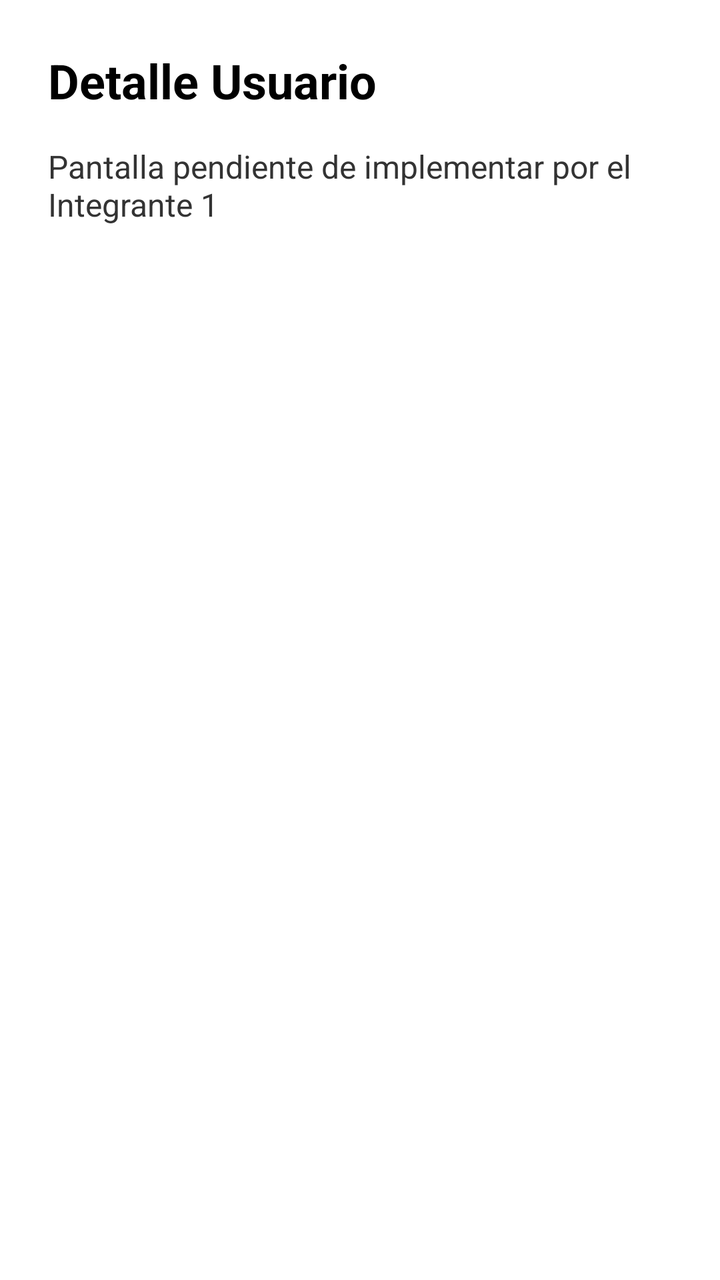
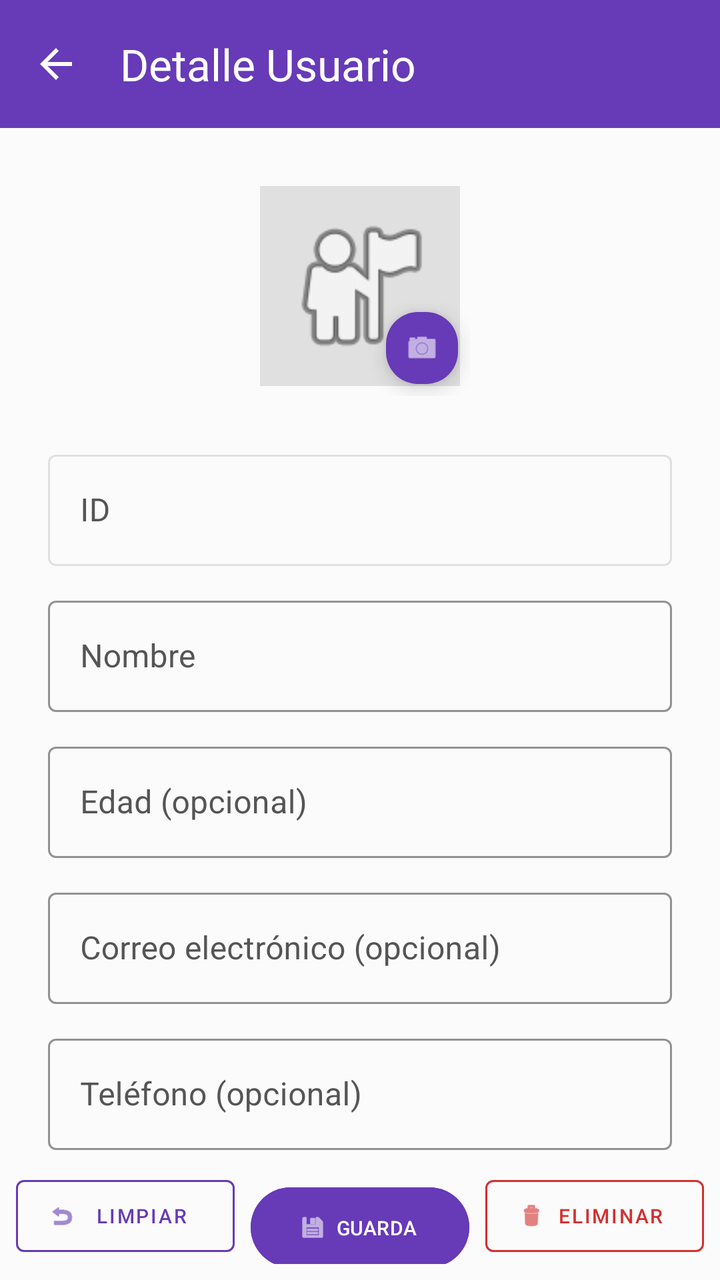

The first picture is an Android layout as it rendered before a commit; the second is the same layout after the commit. The layout source and the unified diff follow.
<!-- AndroidManifest.xml: application theme Theme.BluePrint -->
<!-- res/layout/activity_detalle_usuario.xml -->
<?xml version="1.0" encoding="utf-8"?>
<LinearLayout xmlns:android="http://schemas.android.com/apk/res/android"
    android:layout_width="match_parent"
    android:layout_height="match_parent"
    android:orientation="vertical"
    android:padding="24dp"
    android:background="#FFFFFF">

    <TextView
        android:id="@+id/tvTituloDetalle"
        android:layout_width="match_parent"
        android:layout_height="wrap_content"
        android:text="Detalle Usuario"
        android:textSize="24sp"
        android:textStyle="bold"
        android:textColor="#000000" />

    <TextView
        android:layout_width="match_parent"
        android:layout_height="wrap_content"
        android:text="Pantalla pendiente de implementar por el Integrante 1"
        android:textSize="16sp"
        android:textColor="#333333"
        android:paddingTop="16dp" />

</LinearLayout>
<!-- resources referenced by this layout -->
<resources>
  <style name="Theme.BluePrint" parent="Base.Theme.BluePrint" />
  <style name="Base.Theme.BluePrint" parent="Theme.Material3.DayNight.NoActionBar">
          
          
      </style>
</resources>

<!-- the commit's change to res/layout/activity_detalle_usuario.xml (unified diff, before → after) -->
@@ -1,26 +1,280 @@
 <?xml version="1.0" encoding="utf-8"?>
-<LinearLayout xmlns:android="http://schemas.android.com/apk/res/android"
+<androidx.constraintlayout.widget.ConstraintLayout
+    xmlns:android="http://schemas.android.com/apk/res/android"
+    xmlns:app="http://schemas.android.com/apk/res-auto"
+    xmlns:tools="http://tools.android.com/tools"
     android:layout_width="match_parent"
     android:layout_height="match_parent"
-    android:orientation="vertical"
-    android:padding="24dp"
-    android:background="#FFFFFF">
-
-    <TextView
-        android:id="@+id/tvTituloDetalle"
+    android:background="#FBFBFB"
+    tools:context=".DetalleUsuarioActivity">
+
+    <com.google.android.material.appbar.MaterialToolbar
+        android:id="@+id/toolbar"
+        android:layout_width="match_parent"
+        android:layout_height="?attr/actionBarSize"
+        android:background="#673AB7"
+        android:theme="@style/ThemeOverlay.MaterialComponents.Dark.ActionBar"
+        app:title="Detalle Usuario"
+        app:navigationIcon="?attr/homeAsUpIndicator"
+        app:layout_constraintTop_toTopOf="parent"
+        app:layout_constraintStart_toStartOf="parent"
+        app:layout_constraintEnd_toEndOf="parent" />
+
+    <androidx.core.widget.NestedScrollView
+        android:id="@+id/nestedScrollView"
+        android:layout_width="match_parent"
+        android:layout_height="0dp"
+        android:fillViewport="true"
+        app:layout_constraintTop_toBottomOf="@id/toolbar"
+        app:layout_constraintBottom_toTopOf="@id/layoutButtons"
+        app:layout_constraintStart_toStartOf="parent"
+        app:layout_constraintEnd_toEndOf="parent">
+
+        <androidx.constraintlayout.widget.ConstraintLayout
+            android:layout_width="match_parent"
+            android:layout_height="wrap_content"
+            android:padding="24dp">
+
+            <FrameLayout
+                android:id="@+id/frameAvatar"
+                android:layout_width="110dp"
+                android:layout_height="110dp"
+                app:layout_constraintTop_toTopOf="parent"
+                app:layout_constraintStart_toStartOf="parent"
+                app:layout_constraintEnd_toEndOf="parent">
+
+                <ImageView
+                    android:id="@+id/imgAvatar"
+                    android:layout_width="100dp"
+                    android:layout_height="100dp"
+                    android:layout_gravity="center"
+                    android:scaleType="centerCrop"
+                    android:src="@android:drawable/ic_menu_myplaces"
+                    android:background="#E0E0E0"
+                    android:padding="10dp" />
+
+                <com.google.android.material.floatingactionbutton.FloatingActionButton
+                    android:id="@+id/fabCamera"
+                    android:layout_width="wrap_content"
+                    android:layout_height="wrap_content"
+                    android:layout_gravity="bottom|end"
+                    android:contentDescription="Cambiar foto"
+                    android:src="@android:drawable/ic_menu_camera"
+                    app:fabCustomSize="36dp"
+                    app:maxImageSize="18dp"
+                    app:backgroundTint="#673AB7"
+                    app:tint="@android:color/white" />
+            </FrameLayout>
+
+            <com.google.android.material.textfield.TextInputLayout
+                android:id="@+id/tilId"
+                style="@style/Widget.MaterialComponents.TextInputLayout.OutlinedBox"
+                android:layout_width="match_parent"
+                android:layout_height="wrap_content"
+                android:layout_marginTop="24dp"
+                android:hint="ID"
+                android:enabled="false"
+                android:textColorHint="#555555"
+                app:layout_constraintTop_toBottomOf="@id/frameAvatar"
+                app:layout_constraintStart_toStartOf="parent"
+                app:layout_constraintEnd_toEndOf="parent">
+
+                <com.google.android.material.textfield.TextInputEditText
+                    android:id="@+id/etId"
+                    android:layout_width="match_parent"
+                    android:layout_height="wrap_content"
+                    android:textColor="#444444" />
+            </com.google.android.material.textfield.TextInputLayout>
+
+            <com.google.android.material.textfield.TextInputLayout
+                android:id="@+id/tilNombre"
+                style="@style/Widget.MaterialComponents.TextInputLayout.OutlinedBox"
+                android:layout_width="match_parent"
+                android:layout_height="wrap_content"
+                android:layout_marginTop="12dp"
+                android:hint="Nombre"
+                android:textColorHint="#555555"
+                app:boxStrokeColor="#673AB7"
+                app:hintTextColor="#673AB7"
+                app:layout_constraintTop_toBottomOf="@id/tilId"
+                app:layout_constraintStart_toStartOf="parent"
+                app:layout_constraintEnd_toEndOf="parent">
+
+                <com.google.android.material.textfield.TextInputEditText
+                    android:id="@+id/etNombre"
+                    android:layout_width="match_parent"
+                    android:layout_height="wrap_content"
+                    android:inputType="textPersonName"
+                    android:textColor="#222222" />
+            </com.google.android.material.textfield.TextInputLayout>
+
+            <com.google.android.material.textfield.TextInputLayout
+                android:id="@+id/tilEdad"
+                style="@style/Widget.MaterialComponents.TextInputLayout.OutlinedBox"
+                android:layout_width="match_parent"
+                android:layout_height="wrap_content"
+                android:layout_marginTop="12dp"
+                android:hint="Edad (opcional)"
+                android:textColorHint="#555555"
+                app:boxStrokeColor="#673AB7"
+                app:hintTextColor="#673AB7"
+                app:layout_constraintTop_toBottomOf="@id/tilNombre"
+                app:layout_constraintStart_toStartOf="parent"
+                app:layout_constraintEnd_toEndOf="parent">
+
+                <com.google.android.material.textfield.TextInputEditText
+                    android:id="@+id/etEdad"
+                    android:layout_width="match_parent"
+                    android:layout_height="wrap_content"
+                    android:inputType="number"
+                    android:textColor="#222222" />
+            </com.google.android.material.textfield.TextInputLayout>
+
+            <com.google.android.material.textfield.TextInputLayout
+                android:id="@+id/tilEmail"
+                style="@style/Widget.MaterialComponents.TextInputLayout.OutlinedBox"
+                android:layout_width="match_parent"
+                android:layout_height="wrap_content"
+                android:layout_marginTop="12dp"
+                android:hint="Correo electrónico (opcional)"
+                android:textColorHint="#555555"
+                app:boxStrokeColor="#673AB7"
+                app:hintTextColor="#673AB7"
+                app:layout_constraintTop_toBottomOf="@id/tilEdad"
+                app:layout_constraintStart_toStartOf="parent"
+                app:layout_constraintEnd_toEndOf="parent">
+
+                <com.google.android.material.textfield.TextInputEditText
+                    android:id="@+id/etEmail"
+                    android:layout_width="match_parent"
+                    android:layout_height="wrap_content"
+                    android:inputType="textEmailAddress"
+                    android:textColor="#222222" />
+            </com.google.android.material.textfield.TextInputLayout>
+
+            <com.google.android.material.textfield.TextInputLayout
+                android:id="@+id/tilTelefono"
+                style="@style/Widget.MaterialComponents.TextInputLayout.OutlinedBox"
+                android:layout_width="match_parent"
+                android:layout_height="wrap_content"
+                android:layout_marginTop="12dp"
+                android:hint="Teléfono (opcional)"
+                android:textColorHint="#555555"
+                app:boxStrokeColor="#673AB7"
+                app:hintTextColor="#673AB7"
+                app:layout_constraintTop_toBottomOf="@id/tilEmail"
+                app:layout_constraintStart_toStartOf="parent"
+                app:layout_constraintEnd_toEndOf="parent">
+
+                <com.google.android.material.textfield.TextInputEditText
+                    android:id="@+id/etTelefono"
+                    android:layout_width="match_parent"
+                    android:layout_height="wrap_content"
+                    android:inputType="phone"
+                    android:textColor="#222222" />
+            </com.google.android.material.textfield.TextInputLayout>
+
+            <TextView
+                android:id="@+id/tvRequiredLabel"
+                android:layout_width="wrap_content"
+                android:layout_height="wrap_content"
+                android:layout_marginStart="4dp"
+                android:text="Campos obligatorios"
+                android:textColor="#000000"
+                android:textSize="12sp"
+                app:layout_constraintBottom_toBottomOf="@id/tvAsterisk"
+                app:layout_constraintStart_toEndOf="@id/tvAsterisk"
+                app:layout_constraintTop_toTopOf="@id/tvAsterisk"
+                app:layout_constraintVertical_bias="0.0" />
+
+            <TextView
+                android:id="@+id/tvAsterisk"
+                android:layout_width="wrap_content"
+                android:layout_height="wrap_content"
+                android:layout_marginTop="16dp"
+                android:layout_marginBottom="16dp"
+                android:text="* "
+                android:textColor="#D32F2F"
+                android:textSize="12sp"
+                android:textStyle="bold"
+                app:layout_constraintBottom_toBottomOf="parent"
+                app:layout_constraintStart_toStartOf="parent"
+                app:layout_constraintTop_toBottomOf="@id/tilTelefono"
+                app:layout_constraintVertical_bias="0.091" />
+
+        </androidx.constraintlayout.widget.ConstraintLayout>
+    </androidx.core.widget.NestedScrollView>
+
+    <LinearLayout
+        android:id="@+id/layoutButtons"
         android:layout_width="match_parent"
         android:layout_height="wrap_content"
-        android:text="Detalle Usuario"
-        android:textSize="24sp"
-        android:textStyle="bold"
-        android:textColor="#000000" />
-
-    <TextView
-        android:layout_width="match_parent"
-        android:layout_height="wrap_content"
-        android:text="Pantalla pendiente de implementar por el Integrante 1"
-        android:textSize="16sp"
-        android:textColor="#333333"
-        android:paddingTop="16dp" />
-
-</LinearLayout>
+        android:orientation="horizontal"
+        android:padding="8dp"
+        android:weightSum="3"
+        android:background="#FBFBFB"
+        app:layout_constraintBottom_toBottomOf="parent"
+        app:layout_constraintStart_toStartOf="parent"
+        app:layout_constraintEnd_toEndOf="parent">
+
+        <com.google.android.material.button.MaterialButton
+            android:id="@+id/btnClean"
+            style="@style/Widget.MaterialComponents.Button.OutlinedButton"
+            android:layout_width="0dp"
+            android:layout_height="wrap_content"
+            android:layout_weight="1"
+            android:layout_marginEnd="4dp"
+            android:text="LIMPIAR"
+            android:textSize="10sp"
+            android:maxLines="1"
+            android:ellipsize="none"
+            android:textColor="#673AB7"
+            app:strokeColor="#673AB7"
+            app:icon="@android:drawable/ic_menu_revert"
+            app:iconTint="#673AB7"
+            app:iconSize="14dp"
+            app:iconPadding="2dp"
+            android:paddingStart="6dp"
+            android:paddingEnd="6dp" />
+
+        <com.google.android.material.button.MaterialButton
+            android:id="@+id/btnSave"
+            android:layout_width="0dp"
+            android:layout_height="wrap_content"
+            android:layout_weight="1"
+            android:layout_marginHorizontal="4dp"
+            android:text="GUARDAR"
+            android:textSize="10sp"
+            android:maxLines="1"
+            android:ellipsize="none"
+            android:backgroundTint="#673AB7"
+            app:icon="@android:drawable/ic_menu_save"
+            app:iconTint="@android:color/white"
+            app:iconSize="14dp"
+            app:iconPadding="2dp"
+            android:paddingStart="6dp"
+            android:paddingEnd="6dp" />
+
+        <com.google.android.material.button.MaterialButton
+            android:id="@+id/btnDelete"
+            style="@style/Widget.MaterialComponents.Button.OutlinedButton"
+            android:layout_width="0dp"
+            android:layout_height="wrap_content"
+            android:layout_weight="1"
+            android:layout_marginStart="4dp"
+            android:text="ELIMINAR"
+            android:textSize="10sp"
+            android:maxLines="1"
+            android:ellipsize="none"
+            android:textColor="#D32F2F"
+            app:strokeColor="#D32F2F"
+            app:icon="@android:drawable/ic_menu_delete"
+            app:iconTint="#D32F2F"
+            app:iconSize="14dp"
+            app:iconPadding="2dp"
+            android:paddingStart="6dp"
+            android:paddingEnd="6dp" />
+
+    </LinearLayout>
+
+</androidx.constraintlayout.widget.ConstraintLayout>
